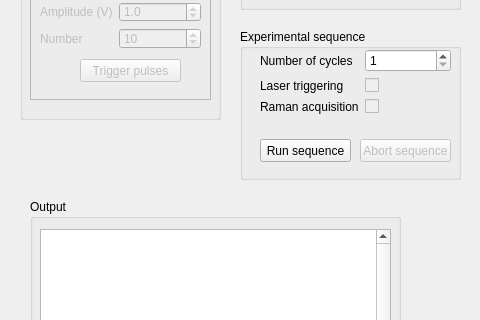
This is UI.ui in ericmuckley/laser_triggering as Qt 5 draws it before an edit; both pictures show x 0 to 480 and y 180 to 500 of the 672 by 665 pixel window. The edited form follows.
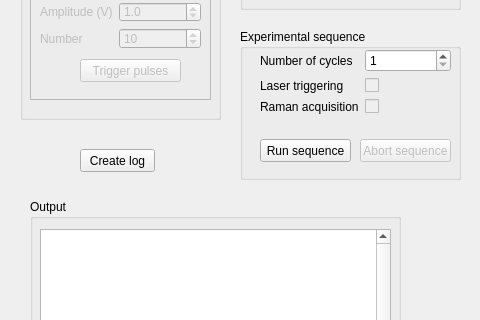
This is the edited form.

What changed in the file:
```diff
--- a/UI.ui
+++ b/UI.ui
@@ -432,6 +432,19 @@
      </layout>
     </widget>
    </widget>
+   <widget class="QPushButton" name="create_log">
+    <property name="geometry">
+     <rect>
+      <x>80</x>
+      <y>310</y>
+      <width>75</width>
+      <height>23</height>
+     </rect>
+    </property>
+    <property name="text">
+     <string>Create log</string>
+    </property>
+   </widget>
   </widget>
   <widget class="QMenuBar" name="menubar">
    <property name="geometry">
```
Left out of the diff: 8 changed lines with no effect on the pictures.
